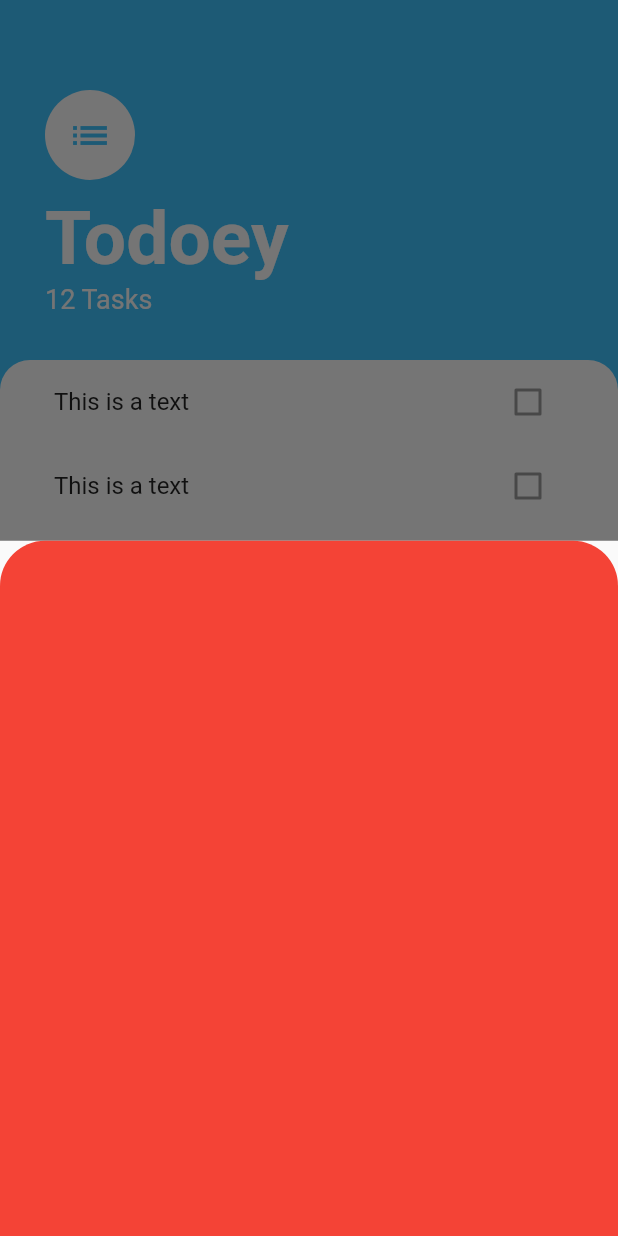
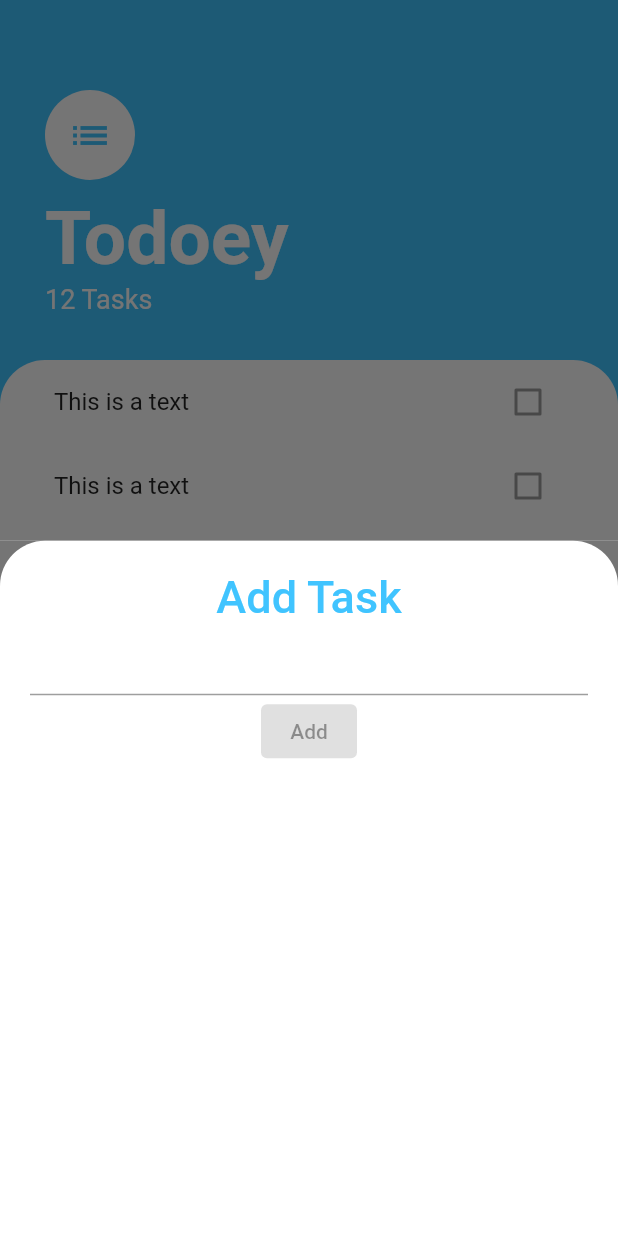
Before and after one commit to NowoCodes/todoey, a Flutter app: the screen it shows after launch, after a tap on the "add" icon, on a phone screen of 412 x 824 dp. Run offline on Flutter 3.47's test engine with Material 2 defaults, Android fonts, the phone set to English and light mode, and no system bars.

Commit message:
Populate bottomModal

```diff
--- a/lib/screens/add_task_screen.dart
+++ b/lib/screens/add_task_screen.dart
@@ -4,11 +4,36 @@ class AddTaskScreen extends StatelessWidget {
   @override
   Widget build(BuildContext context) {
     return Container(
-      decoration: BoxDecoration(
-        color: Colors.red,
-        borderRadius: BorderRadius.only(
-          topLeft: Radius.circular(30.0),
-          topRight: Radius.circular(30.0),
+      color: Color(0xFF757575),
+      child: Container(
+        decoration: BoxDecoration(
+          color: Colors.white,
+          borderRadius: BorderRadius.only(
+            topLeft: Radius.circular(30.0),
+            topRight: Radius.circular(30.0),
+          ),
+        ),
+        child: Padding(
+          padding: EdgeInsets.all(20.0),
+          child: Column(
+            children: [
+              Text(
+                'Add Task',
+                style: TextStyle(
+                  fontSize: 30.0,
+                  fontWeight: FontWeight.w500,
+                  color: Colors.lightBlueAccent,
+                ),
+              ),
+              TextField(),
+              ElevatedButton(
+                style: ElevatedButton.styleFrom(
+                  primary: Colors.lightBlueAccent,
+                ),
+                child: Text('Add'),
+              ),
+            ],
+          ),
         ),
       ),
     );
--- a/lib/screens/tasks_screen.dart
+++ b/lib/screens/tasks_screen.dart
@@ -64,8 +64,8 @@ class TasksScreen extends StatelessWidget {
               decoration: BoxDecoration(
                 color: Colors.white,
                 borderRadius: BorderRadius.only(
-                  topLeft: Radius.circular(20.0),
-                  topRight: Radius.circular(20.0),
+                  topLeft: Radius.circular(30.0),
+                  topRight: Radius.circular(30.0),
                 ),
               ),
               child: TasksList(),
```
